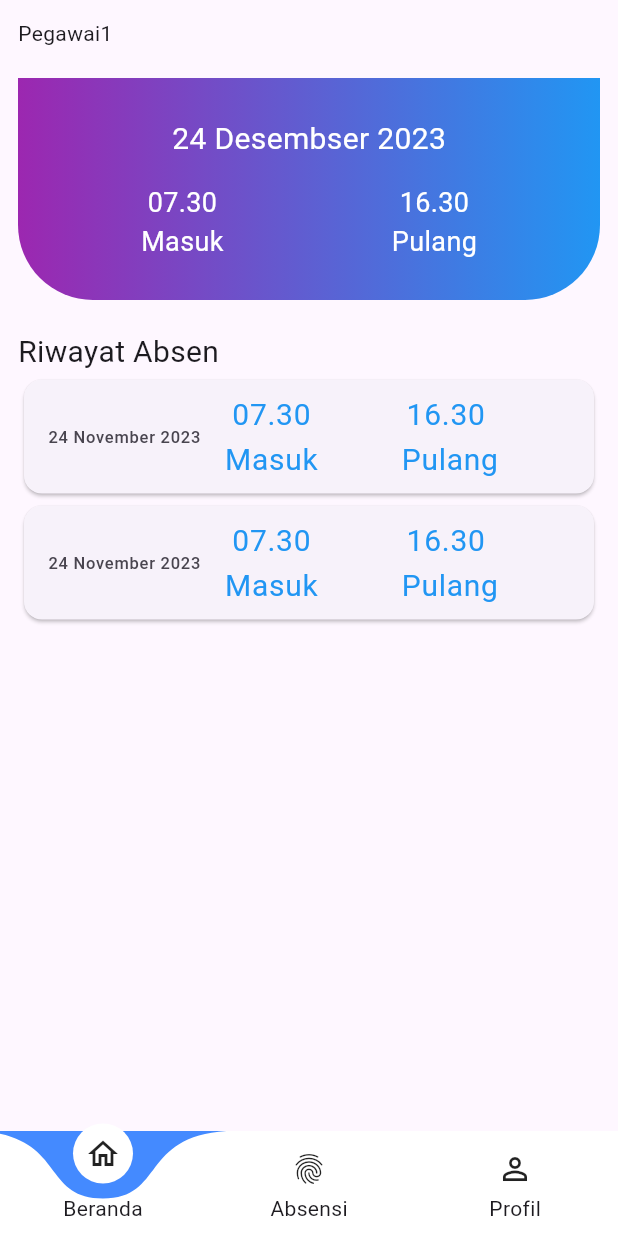
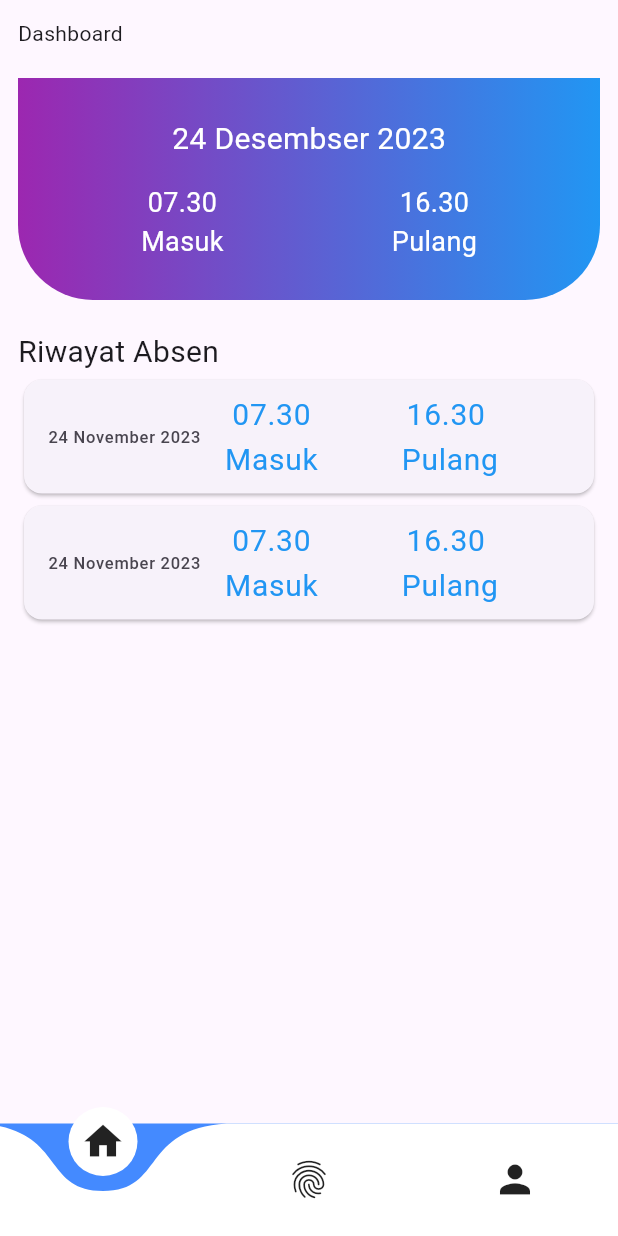
Before and after one commit to kikibahrul95/dicodingXindosat, a Flutter app: the screen it shows after launch, after a tap on "Login", on a phone screen of 412 x 824 dp. Run offline on Flutter 3.47's test engine with Material 3 defaults, Android fonts, the phone set to English and light mode, and no system bars; drawn by our look-alikes of curved_labeled_navigation_bar, curved_navigation_bar.

Commit message:
penambahan page

```diff
--- a/lib/Snackbar.dart
+++ /dev/null
@@ -1,3 +0,0 @@
-// import 'package:flutter/material.dart';
-
-// SnackBar
--- /dev/null
+++ b/lib/bottomnav.dart
@@ -0,0 +1,43 @@
+import 'package:curved_navigation_bar/curved_navigation_bar.dart';
+import 'package:flutter/material.dart';
+import 'package:presensi_1/finger.dart';
+import 'package:presensi_1/homepage.dart';
+import 'package:presensi_1/loginpage.dart';
+import 'package:presensi_1/profil.dart';
+
+class Bottomnav extends StatefulWidget {
+  const Bottomnav({super.key});
+
+  @override
+  State<Bottomnav> createState() => _BottomnavState();
+}
+
+class _BottomnavState extends State<Bottomnav> {
+  List pages = [
+    HomePage(),
+    finger(),
+    profil(),
+  ];
+  int selectedIndex = 0;
+  @override
+  Widget build(BuildContext context) {
+    return Scaffold(
+      extendBody: true,
+      backgroundColor: Colors.red,
+      bottomNavigationBar: CurvedNavigationBar(
+        index: selectedIndex,
+        items: <Widget>[
+          Icon(Icons.home, size: 30),
+          Icon(Icons.fingerprint, size: 30),
+          Icon(Icons.person, size: 30),
+        ],
+        onTap: (index) {
+          setState(() {
+            selectedIndex = index;
+          });
+        },
+      ),
+      body: pages[selectedIndex],
+    );
+  }
+}
--- a/lib/homepage.dart
+++ b/lib/homepage.dart
@@ -1,6 +1,5 @@
-import 'package:curved_labeled_navigation_bar/curved_navigation_bar.dart';
-import 'package:curved_labeled_navigation_bar/curved_navigation_bar_item.dart';
 import 'package:flutter/material.dart';
+import 'package:presensi_1/bottomnav.dart';
 
 class HomePage extends StatefulWidget {
   const HomePage({super.key});
@@ -16,10 +15,11 @@ class _HomePageState extends State<HomePage> {
       body: SafeArea(
           child: Padding(
         padding: EdgeInsets.all(12.0),
+        child: SingleChildScrollView(
           child: Column(
             crossAxisAlignment: CrossAxisAlignment.start,
             children: [
-            Text("Pegawai1"),
+              Text("Dashboard"),
               SizedBox(
                 height: 20,
               ),
@@ -97,8 +97,8 @@ class _HomePageState extends State<HomePage> {
                                   style: TextStyle(
                                       color: Colors.blue, fontSize: 20)),
                               Text("Masuk",
-                                style:
-                                    TextStyle(color: Colors.blue, fontSize: 20))
+                                  style: TextStyle(
+                                      color: Colors.blue, fontSize: 20))
                             ],
                           ),
                           SizedBox(
@@ -110,8 +110,8 @@ class _HomePageState extends State<HomePage> {
                                   style: TextStyle(
                                       color: Colors.blue, fontSize: 20)),
                               Text(" Pulang",
-                                style:
-                                    TextStyle(color: Colors.blue, fontSize: 20))
+                                  style: TextStyle(
+                                      color: Colors.blue, fontSize: 20))
                             ],
                           )
                         ],
@@ -134,8 +134,8 @@ class _HomePageState extends State<HomePage> {
                                   style: TextStyle(
                                       color: Colors.blue, fontSize: 20)),
                               Text("Masuk",
-                                style:
-                                    TextStyle(color: Colors.blue, fontSize: 20))
+                                  style: TextStyle(
+                                      color: Colors.blue, fontSize: 20))
                             ],
                           ),
                           SizedBox(
@@ -147,8 +147,8 @@ class _HomePageState extends State<HomePage> {
                                   style: TextStyle(
                                       color: Colors.blue, fontSize: 20)),
                               Text(" Pulang",
-                                style:
-                                    TextStyle(color: Colors.blue, fontSize: 20))
+                                  style: TextStyle(
+                                      color: Colors.blue, fontSize: 20))
                             ],
                           )
                         ],
@@ -176,6 +176,7 @@ class _HomePageState extends State<HomePage> {
               // )
             ],
           ),
+        ),
       )),
       // floatingActionButton: Container(
       //   height: 65,
@@ -187,34 +188,7 @@ class _HomePageState extends State<HomePage> {
       //   ),
 
       //   ),
-      bottomNavigationBar: CurvedNavigationBar(
-        backgroundColor: Colors.blueAccent,
-        items: [
-          CurvedNavigationBarItem(
-            child: Icon(
-              Icons.home_outlined,
-            ),
-            label: 'Beranda',
-          ),
-          // CurvedNavigationBarItem(
-          //   child: Icon(Icons.search),
-          //   label: 'Search',
-          // ),
-          CurvedNavigationBarItem(
-            child: Icon(Icons.fingerprint),
-            label: 'Absensi',
-          ),
-          // CurvedNavigationBarItem(
-          //   child: Icon(Icons.newspaper),
-          //   label: 'Feed',
-          // ),
-          CurvedNavigationBarItem(
-            child: Icon(Icons.perm_identity),
-            label: 'Profil',
-          ),
-        ],
-        onTap: (index) {},
-      ),
+
       //body: Container(color: Colors.blueAccent),
     );
   }
--- a/lib/loginpage.dart
+++ b/lib/loginpage.dart
@@ -1,4 +1,5 @@
 import 'package:flutter/material.dart';
+import 'package:presensi_1/bottomnav.dart';
 import 'package:presensi_1/homepage.dart';
 
 class LoginPage extends StatelessWidget {
@@ -11,6 +12,7 @@ class LoginPage extends StatelessWidget {
           child: Padding(
         padding: const EdgeInsets.all(8.0),
         child: Center(
+          child: SingleChildScrollView(
             child: Column(
               crossAxisAlignment: CrossAxisAlignment.start,
               mainAxisAlignment: MainAxisAlignment.center,
@@ -87,7 +89,7 @@ class LoginPage extends StatelessWidget {
                           Navigator.push(
                               context,
                               MaterialPageRoute(
-                                builder: (context) => HomePage()));
+                                  builder: (context) => Bottomnav()));
                         },
                         child: Text(
                           "Login",
@@ -96,6 +98,7 @@ class LoginPage extends StatelessWidget {
               ],
             ),
           ),
+        ),
       )),
     );
   }
--- a/pubspec.yaml
+++ b/pubspec.yaml
@@ -36,6 +36,7 @@ dependencies:
   # Use with the CupertinoIcons class for iOS style icons.
   cupertino_icons: ^1.0.2
   curved_labeled_navigation_bar: ^2.0.2
+  curved_navigation_bar: ^1.0.6
 
 dev_dependencies:
   flutter_test:
```
Also changed, not shown: lib/finger.dart (added, +33 -0 lines), lib/profil.dart (added, +122 -0 lines), pubspec.lock, 2 other files. Lines whose indentation alone changed are shown as unchanged.
